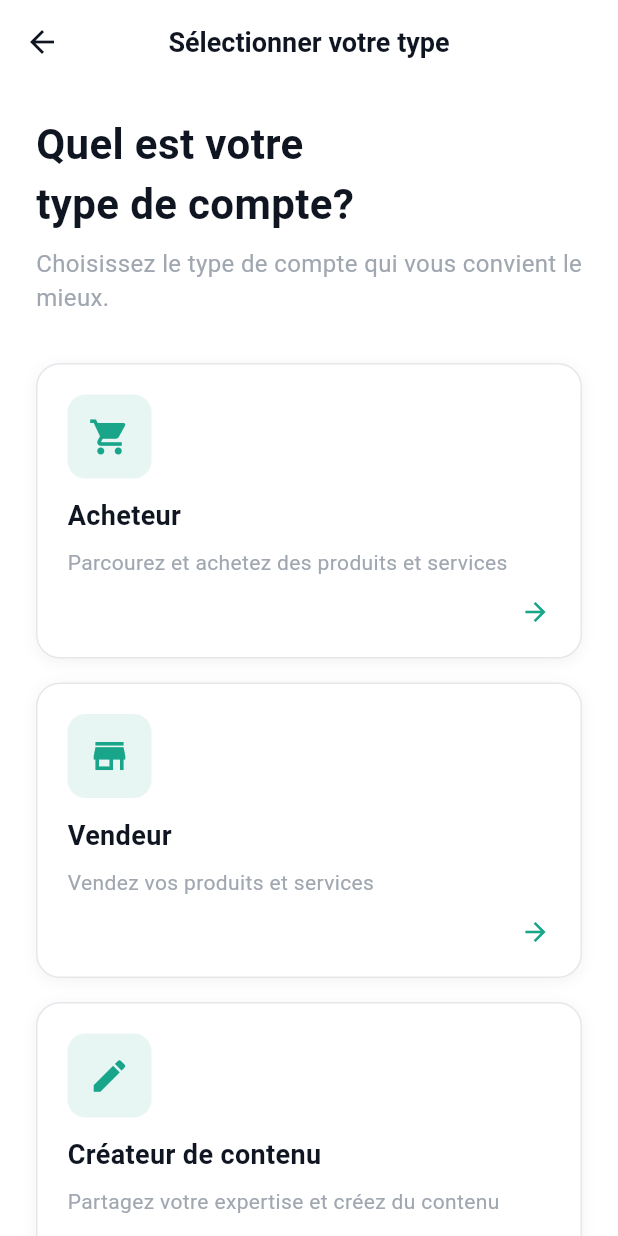
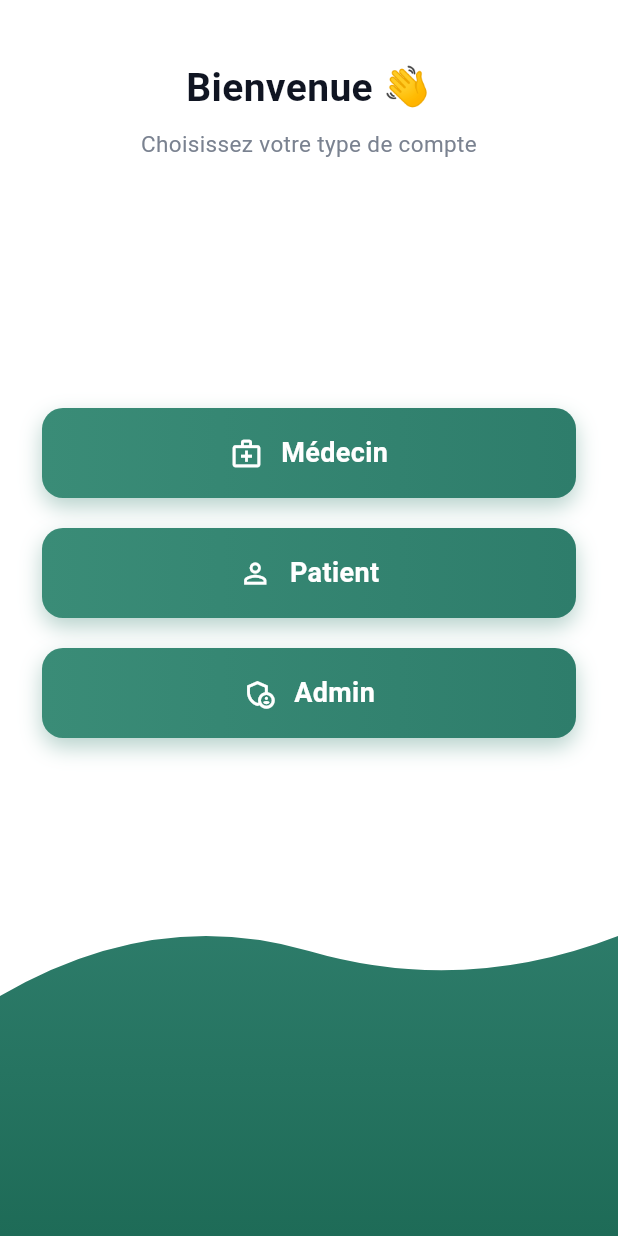
Before and after one commit to pfemoonbou-netizen/medicaclic, a Flutter app: the UserTypeSelectionScreen screen opened by its route, on a phone screen of 412 x 824 dp. Run offline on Flutter 3.47's test engine with Material 3 defaults, Android fonts, the phone set to English and light mode, and no system bars; our stand-ins replace file_picker, flutter_map, geolocator, go_router, image_picker, latlong2 and 1 more; accounts and stored records are empty.

Commit message:
Ecran de selection du type de compte medical (Medecin/Patient/Admin)
- Refonte de l'ecran user-type-selection facon maquette: boutons verts
  en degrade (Medecin, Patient, Admin) avec vague verte en bas.
- Roles medicaux transmis a complete-profile: medecin, patient, admin.
- Le medecin doit fournir une piece justificative (carte identite/diplome).

Co-Authored-By: Claude Opus 4.8 <noreply@anthropic.com>
Claude-Session: https://claude.ai/code/session_01Qugv98F72eF1ZMSTqq2YCm

```diff
--- a/lib/screens/auth/complete_profile_screen.dart
+++ b/lib/screens/auth/complete_profile_screen.dart
@@ -24,7 +24,7 @@ class _CompleteProfileScreenState extends State<CompleteProfileScreen> {
   bool _isLoading = false;
   String? _error;
 
-  bool get _needsCarteIdentite => widget.role == 'vendeur' || widget.role == 'prestataire';
+  bool get _needsCarteIdentite => widget.role == 'medecin' || widget.role == 'vendeur' || widget.role == 'prestataire';
 
   Future<void> _pickImage(bool isCarteIdentite) async {
     final picker = ImagePicker();
@@ -134,6 +134,12 @@ class _CompleteProfileScreenState extends State<CompleteProfileScreen> {
 
   String get _title {
     switch (widget.role) {
+      case 'medecin':
+        return 'Profil médecin';
+      case 'patient':
+        return 'Profil patient';
+      case 'admin':
+        return 'Profil administrateur';
       case 'vendeur':
         return 'Profil vendeur';
       case 'prestataire':
--- a/lib/screens/auth/user_type_selection_screen.dart
+++ b/lib/screens/auth/user_type_selection_screen.dart
@@ -1,139 +1,127 @@
 import 'package:flutter/material.dart';
 import 'package:go_router/go_router.dart';
-import '../../utils/app_colors.dart';
 
 class UserTypeSelectionScreen extends StatelessWidget {
   const UserTypeSelectionScreen({Key? key}) : super(key: key);
+
+  // Dégradé vert de la maquette
+  static const Color _greenTop = Color(0xFF2E7D6B);
+  static const Color _greenBottom = Color(0xFF1E6B57);
 
   @override
   Widget build(BuildContext context) {
     return Scaffold(
       backgroundColor: Colors.white,
-      appBar: AppBar(
-        backgroundColor: Colors.white,
-        elevation: 0,
-        leading: IconButton(
-          icon: const Icon(Icons.arrow_back, color: Color(0xFF101522)),
-          onPressed: () => context.canPop() ? context.pop() : context.go('/signup'),
+      body: Stack(
+        children: [
+          // Vague verte en bas
+          Positioned(
+            left: 0,
+            right: 0,
+            bottom: 0,
+            child: ClipPath(
+              clipper: _WaveClipper(),
+              child: Container(
+                height: 220,
+                decoration: const BoxDecoration(
+                  gradient: LinearGradient(
+                    begin: Alignment.topCenter,
+                    end: Alignment.bottomCenter,
+                    colors: [_greenTop, _greenBottom],
                   ),
-        title: const Text(
-          'Sélectionner votre type',
-          style: TextStyle(color: Color(0xFF101522), fontSize: 18, fontWeight: FontWeight.bold),
                 ),
-        centerTitle: true,
               ),
-      body: SafeArea(
-        child: SingleChildScrollView(
-          padding: const EdgeInsets.symmetric(horizontal: 24, vertical: 20),
+            ),
+          ),
+          SafeArea(
+            child: Padding(
+              padding: const EdgeInsets.symmetric(horizontal: 28),
               child: Column(
-            crossAxisAlignment: CrossAxisAlignment.stretch,
                 children: [
+                  const SizedBox(height: 40),
                   const Text(
-                'Quel est votre\ntype de compte?',
-                style: TextStyle(fontSize: 28, fontWeight: FontWeight.bold, color: Color(0xFF101522)),
+                    'Bienvenue 👋',
+                    style: TextStyle(
+                      fontSize: 26,
+                      fontWeight: FontWeight.bold,
+                      color: Color(0xFF101522),
+                    ),
                   ),
                   const SizedBox(height: 8),
                   const Text(
-                'Choisissez le type de compte qui vous convient le mieux.',
-                style: TextStyle(color: Color(0xFFA0A7B0), fontSize: 16),
+                    'Choisissez votre type de compte',
+                    textAlign: TextAlign.center,
+                    style: TextStyle(fontSize: 15, color: Color(0xFF7A8290)),
                   ),
-              const SizedBox(height: 32),
-              _TypeCard(
-                icon: Icons.shopping_cart,
-                title: 'Acheteur',
-                description: 'Parcourez et achetez des produits et services',
-                onTap: () => context.go('/complete-profile', extra: 'utilisateur'),
+                  const Spacer(),
+                  _TypeButton(
+                    label: 'Médecin',
+                    icon: Icons.medical_services_outlined,
+                    onTap: () => context.go('/complete-profile', extra: 'medecin'),
                   ),
-              const SizedBox(height: 16),
-              _TypeCard(
-                icon: Icons.store,
-                title: 'Vendeur',
-                description: 'Vendez vos produits et services',
-                onTap: () => context.go('/complete-profile', extra: 'vendeur'),
+                  const SizedBox(height: 20),
+                  _TypeButton(
+                    label: 'Patient',
+                    icon: Icons.person_outline,
+                    onTap: () => context.go('/complete-profile', extra: 'patient'),
                   ),
-              const SizedBox(height: 16),
-              _TypeCard(
-                icon: Icons.edit,
-                title: 'Créateur de contenu',
-                description: 'Partagez votre expertise et créez du contenu',
-                onTap: () => context.go('/complete-profile', extra: 'createur'),
+                  const SizedBox(height: 20),
+                  _TypeButton(
+                    label: 'Admin',
+                    icon: Icons.admin_panel_settings_outlined,
+                    onTap: () => context.go('/complete-profile', extra: 'admin'),
                   ),
+                  const Spacer(flex: 2),
                 ],
               ),
             ),
+          ),
+        ],
       ),
     );
   }
 }
 
-class _TypeCard extends StatelessWidget {
+class _TypeButton extends StatelessWidget {
+  final String label;
   final IconData icon;
-  final String title;
-  final String description;
   final VoidCallback onTap;
 
-  const _TypeCard({
-    required this.icon,
-    required this.title,
-    required this.description,
-    required this.onTap,
-  });
+  const _TypeButton({required this.label, required this.icon, required this.onTap});
 
   @override
   Widget build(BuildContext context) {
     return GestureDetector(
       onTap: onTap,
       child: Container(
-        padding: const EdgeInsets.all(20),
+        width: double.infinity,
+        height: 60,
         decoration: BoxDecoration(
-          color: Colors.white,
-          borderRadius: BorderRadius.circular(16),
-          border: Border.all(color: const Color(0xFFE5E7EB)),
+          gradient: const LinearGradient(
+            begin: Alignment.centerLeft,
+            end: Alignment.centerRight,
+            colors: [Color(0xFF3A8C77), Color(0xFF2E7D6B)],
+          ),
+          borderRadius: BorderRadius.circular(14),
           boxShadow: [
             BoxShadow(
-              color: Colors.black.withOpacity(0.05),
-              blurRadius: 8,
-              offset: const Offset(0, 2),
+              color: const Color(0xFF2E7D6B).withValues(alpha: 0.35),
+              blurRadius: 12,
+              offset: const Offset(0, 6),
             ),
           ],
         ),
-        child: Column(
-          crossAxisAlignment: CrossAxisAlignment.start,
+        child: Row(
+          mainAxisAlignment: MainAxisAlignment.center,
           children: [
-            Container(
-              width: 56,
-              height: 56,
-              decoration: BoxDecoration(
-                color: AppColors.primary.withOpacity(0.1),
-                borderRadius: BorderRadius.circular(12),
-              ),
-              child: Icon(icon, color: AppColors.primary, size: 28),
-            ),
-            const SizedBox(height: 12),
+            Icon(icon, color: Colors.white, size: 22),
+            const SizedBox(width: 12),
             Text(
-              title,
+              label,
               style: const TextStyle(
+                color: Colors.white,
                 fontSize: 18,
                 fontWeight: FontWeight.bold,
-                color: Color(0xFF101522),
-              ),
-            ),
-            const SizedBox(height: 8),
-            Text(
-              description,
-              style: const TextStyle(
-                fontSize: 14,
-                color: Color(0xFFA0A7B0),
-                height: 1.5,
-              ),
-            ),
-            const SizedBox(height: 12),
-            Align(
-              alignment: Alignment.centerRight,
-              child: Icon(
-                Icons.arrow_forward,
-                color: AppColors.primary,
-                size: 20,
               ),
             ),
           ],
@@ -142,3 +130,21 @@ class _TypeCard extends StatelessWidget {
     );
   }
 }
+
+// Vague douce en haut du bloc vert du bas
+class _WaveClipper extends CustomClipper<Path> {
+  @override
+  Path getClip(Size size) {
+    final path = Path();
+    path.moveTo(0, 60);
+    path.quadraticBezierTo(size.width * 0.25, 0, size.width * 0.5, 30);
+    path.quadraticBezierTo(size.width * 0.75, 60, size.width, 20);
+    path.lineTo(size.width, size.height);
+    path.lineTo(0, size.height);
+    path.close();
+    return path;
+  }
+
+  @override
+  bool shouldReclip(covariant CustomClipper<Path> oldClipper) => false;
+}
```
Lines whose indentation alone changed are shown as unchanged.
